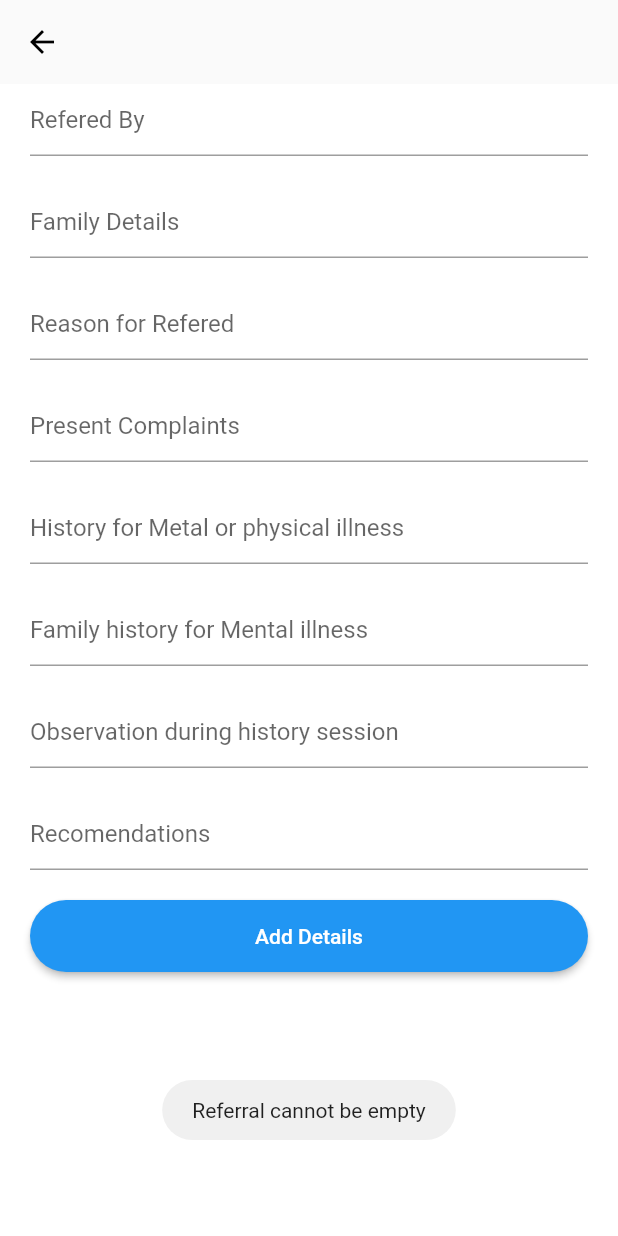
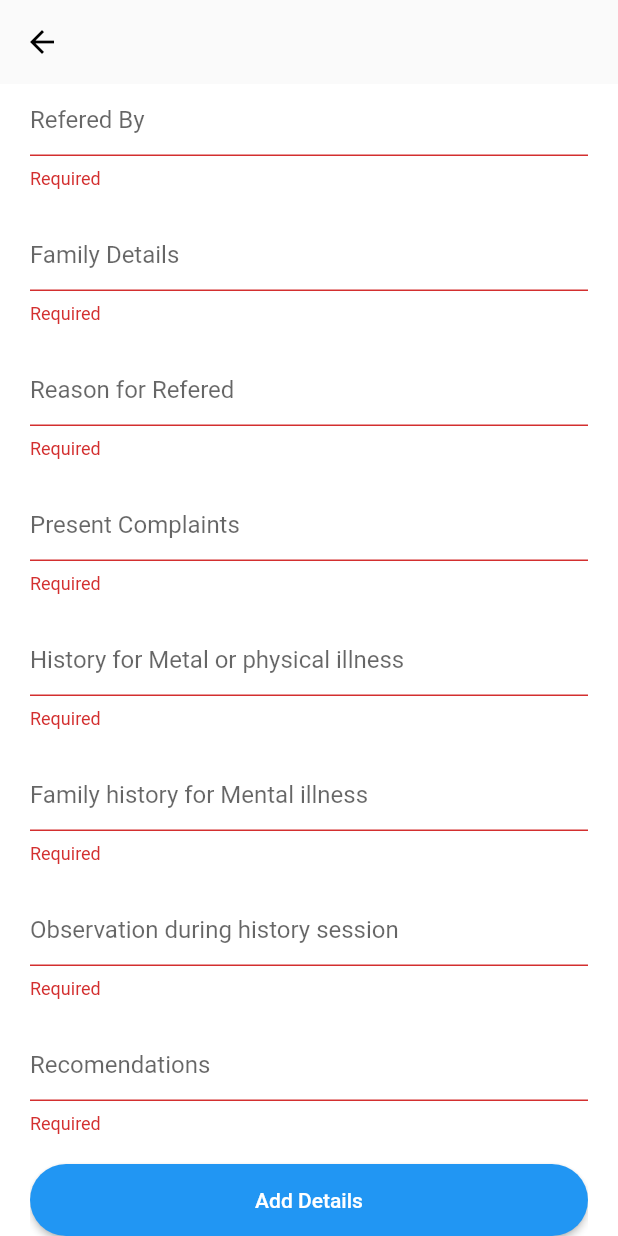
Before and after one commit to Hemant-Lohar/counselling-cell-app, a Flutter app: the AddUser screen opened directly with empty values, after a tap on "Add Details", on a phone screen of 412 x 824 dp. Run offline on Flutter 3.47's test engine with Material 2 defaults, Android fonts, the light colour scheme and no system bars; our stand-ins replace cloud_firestore, firebase_auth, firebase_core, fluttertoast, form_field_validator, im_stepper; accounts and stored records are empty.

Commit message:
View user updated

```diff
--- a/lib/screens/counsellor/addUser.dart
+++ b/lib/screens/counsellor/addUser.dart
@@ -1,13 +1,11 @@
 import 'package:flutter/material.dart';
 import 'package:cloud_firestore/cloud_firestore.dart';
 import 'package:fluttertoast/fluttertoast.dart';
+import 'package:form_field_validator/form_field_validator.dart';
 
 class AddUser extends StatefulWidget {
-
   AddUser({Key? key, required this.id});
   final String id;
-
-
 
   @override
   State<AddUser> createState() => _AddUserState(this.id);
@@ -26,6 +24,7 @@ class _AddUserState extends State<AddUser> {
   String id;
 
   _AddUserState(this.id);
+  GlobalKey<FormState> formKey = GlobalKey<FormState>();
 
   @override
   Widget build(BuildContext context) {
@@ -36,84 +35,87 @@ class _AddUserState extends State<AddUser> {
         backgroundColor: Colors.transparent,
         elevation: 0,
       ),
-      body: Container(
+      body: Form(
+        key: formKey,
+        child: Container(
           padding: const EdgeInsets.symmetric(horizontal: 20),
           color: Colors.white,
           child: ListView(
             children: [
-                  TextField(
+              TextFormField(
                   controller: _referralController,
                   decoration: const InputDecoration(hintText: "Refered By"),
                   maxLines: null,
-                  ),
+                  validator: RequiredValidator(errorText: "Required")),
               const SizedBox(
                 height: 20,
               ),
-                  TextField(
+              TextFormField(
                   controller: _familydetailsController,
                   decoration: const InputDecoration(hintText: "Family Details"),
                   maxLines: null,
-                  ),
+                  validator: RequiredValidator(errorText: "Required")),
               const SizedBox(
                 height: 20,
               ),
-                  TextField(
+              TextFormField(
                   controller: _reasonreferralController,
-                    decoration: const InputDecoration(hintText: "Reason for Refered"),
+                  decoration:
+                      const InputDecoration(hintText: "Reason for Refered"),
                   maxLines: null,
-                  ),
+                  validator: RequiredValidator(errorText: "Required")),
               const SizedBox(
                 height: 20,
               ),
-                  TextField(
+              TextFormField(
                   controller: _complaintController,
-                    decoration: const InputDecoration(hintText: "Present Complaints"),
+                  decoration:
+                      const InputDecoration(hintText: "Present Complaints"),
                   maxLines: null,
-                  ),
+                  validator: RequiredValidator(errorText: "Required")),
               const SizedBox(
                 height: 20,
               ),
-                  TextField(
+              TextFormField(
                   controller: _historyController,
                   decoration: const InputDecoration(
                       hintText: "History for Metal or physical illness"),
                   maxLines: null,
-                  ),
+                  validator: RequiredValidator(errorText: "Required")),
               const SizedBox(
                 height: 20,
               ),
-                  TextField(
+              TextFormField(
                   controller: _familyhistoryController,
                   decoration: const InputDecoration(
                       hintText: "Family history for Mental illness"),
                   maxLines: null,
-                  ),
+                  validator: RequiredValidator(errorText: "Required")),
               const SizedBox(
                 height: 20,
               ),
-
-
-                  TextField(
+              TextFormField(
                   controller: _observationController,
                   decoration: const InputDecoration(
                       hintText: "Observation during history session"),
                   maxLines: null,
-                  ),
+                  validator: RequiredValidator(errorText: "Required")),
               const SizedBox(
                 height: 20,
               ),
-                  TextField(
+              TextFormField(
                   controller: _reccomendationController,
                   decoration: const InputDecoration(hintText: "Recomendations"),
                   maxLines: null,
-                  ),
+                  validator: RequiredValidator(errorText: "Required")),
               const SizedBox(
                 height: 20,
               ),
               ElevatedButton(
                   onPressed: () {
-                        if (validate()) {
-                          addtofirebase(_referralController.text,
+                    if (formKey.currentState?.validate() ?? false) {
+                      addtofirebase(
+                        _referralController.text,
                         _familydetailsController.text,
                         _reasonreferralController.text,
                         _complaintController.text,
@@ -122,14 +124,14 @@ class _AddUserState extends State<AddUser> {
                         _observationController.text,
                         _reccomendationController.text,
                       );
-                          _referralController.text="";
-                          _familydetailsController.text="";
-                          _reasonreferralController.text="";
-                          _complaintController.text="";
-                          _historyController.text="";
-                          _familyhistoryController.text="";
-                          _observationController.text="";
-                          _reccomendationController.text="";
+                      _referralController.text = "";
+                      _familydetailsController.text = "";
+                      _reasonreferralController.text = "";
+                      _complaintController.text = "";
+                      _historyController.text = "";
+                      _familyhistoryController.text = "";
+                      _observationController.text = "";
+                      _reccomendationController.text = "";
 
                       Navigator.pop(context);
                     }
@@ -137,25 +139,29 @@ class _AddUserState extends State<AddUser> {
                   },
                   style: ElevatedButton.styleFrom(
                     //backgroundColor: Colors.black,
-                        padding:
-                            const EdgeInsets.symmetric(horizontal: 40, vertical: 16),
+                    padding: const EdgeInsets.symmetric(
+                        horizontal: 40, vertical: 16),
                     shape: const StadiumBorder(),
                   ),
-                      child: const Text("Add Details"))
+                  child: const Text("Add Details")),
+              const SizedBox(height: 40)
             ],
           ),
-
         ),
-
-
+      ),
     );
   }
 
-  addtofirebase(String referral, String familydetails, String reasonreferral, String complaint, String history, String familyhistory, String observation, String reccomendation) async {
-    await FirebaseFirestore.instance
-        .collection('users')
-        .doc(id)
-        .update({
+  addtofirebase(
+      String referral,
+      String familydetails,
+      String reasonreferral,
+      String complaint,
+      String history,
+      String familyhistory,
+      String observation,
+      String reccomendation) async {
+    await FirebaseFirestore.instance.collection('users').doc(id).update({
       "referral": referral,
       "familydetails": familydetails,
       "reasonreferral": reasonreferral,
@@ -167,39 +173,39 @@ class _AddUserState extends State<AddUser> {
     });
   }
 
-  bool validate() {
-    if (_referralController.text.isEmpty) {
-      Fluttertoast.showToast(msg: "Referral cannot be empty");
-      return false;
+  // bool validate() {
+  //   if (_referralController.text.isEmpty) {
+  //     Fluttertoast.showToast(msg: "Referral cannot be empty");
+  //     return false;
+  //   }
+  //   if (_familydetailsController.text.isEmpty) {
+  //     Fluttertoast.showToast(msg: "family details cannot be empty");
+  //     return false;
+  //   }
+  //   if (_reasonreferralController.text.isEmpty) {
+  //     Fluttertoast.showToast(msg: "reason for referral cannot be empty");
+  //     return false;
+  //   }
+  //   if (_complaintController.text.isEmpty) {
+  //     Fluttertoast.showToast(msg: "complaint cannot be empty");
+  //     return false;
+  //   }
+  //   if (_historyController.text.isEmpty) {
+  //     Fluttertoast.showToast(msg: "history cannot be empty");
+  //     return false;
+  //   }
+  //   if (_familyhistoryController.text.isEmpty) {
+  //     Fluttertoast.showToast(msg: "family history cannot be empty");
+  //     return false;
+  //   }
+  //   if (_observationController.text.isEmpty) {
+  //     Fluttertoast.showToast(msg: "observation cannot be empty");
+  //     return false;
+  //   }
+  //   if (_reccomendationController.text.isEmpty) {
+  //     Fluttertoast.showToast(msg: "reccomendation cannot be empty");
+  //     return false;
+  //   }
+  //   return true;
+  // }
 }
-    if (_familydetailsController.text.isEmpty) {
-      Fluttertoast.showToast(msg: "family details cannot be empty");
-      return false;
-    }
-    if (_reasonreferralController.text.isEmpty) {
-      Fluttertoast.showToast(msg: "reason for referral cannot be empty");
-      return false;
-    }
-    if (_complaintController.text.isEmpty) {
-      Fluttertoast.showToast(msg: "complaint cannot be empty");
-      return false;
-    }
-    if (_historyController.text.isEmpty) {
-      Fluttertoast.showToast(msg: "history cannot be empty");
-      return false;
-    }
-    if (_familyhistoryController.text.isEmpty) {
-      Fluttertoast.showToast(msg: "family history cannot be empty");
-      return false;
-    }
-    if (_observationController.text.isEmpty) {
-      Fluttertoast.showToast(msg: "observation cannot be empty");
-      return false;
-    }
-    if (_reccomendationController.text.isEmpty) {
-      Fluttertoast.showToast(msg: "reccomendation cannot be empty");
-      return false;
-    }
-    return true;
-  }
-}
--- a/lib/screens/counsellor/counsellorPage.dart
+++ b/lib/screens/counsellor/counsellorPage.dart
@@ -47,7 +47,7 @@ class _CounsellorPageState extends State<CounsellorPage> {
               child: Padding(
                 padding: const EdgeInsets.all(10),
                 child: CircleAvatar(
-                  backgroundColor: Color.fromARGB(255, 51, 51, 51),
+                  backgroundColor: const Color.fromARGB(255, 51, 51, 51),
                   child: Text(
                     initial,
                     style: const TextStyle(color: Colors.white),
```
Also changed, not shown: lib/screens/counsellor/userPage.dart (+11 -17 lines), lib/screens/counsellor/viewUser.dart (+75 -25 lines). Lines whose indentation alone changed are shown as unchanged.
